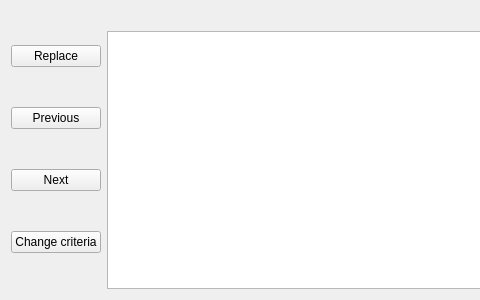
This is plugins/grepview/grepoutputview.ui in KDE/kdevelop as Qt 5 draws it before an edit; both pictures show x 0 to 480 and y 0 to 300 of the 746 by 300 pixel window. The edited form follows.
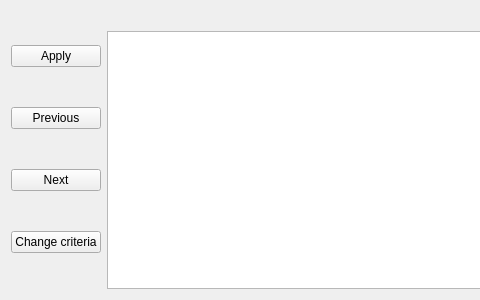
This is the edited form.

Commit message:
"Apply" button enabled (2 pass replacement) - Root item added
The root item allows a fast check/uncheck of all matches. The updateCheckState
logic has been generalized so now, it can work on any level of nesting (if
we decide to reproduce directory trees for instance)

Also, on a simple search, "Apply" button is disabled and checkboxes are no longer
displayed.

When an item has been replaced, it is disabled, but user can check other items and
apply again.

```diff
--- a/plugins/grepview/grepoutputview.ui
+++ b/plugins/grepview/grepoutputview.ui
@@ -21,7 +21,7 @@
        <item>
         <widget class="QPushButton" name="replaceButton">
          <property name="text">
-          <string>Replace</string>
+          <string>Apply</string>
          </property>
         </widget>
        </item>
```
Left out of the diff: 4 changed lines with no effect on the pictures. The commit also changes 8 other files.
